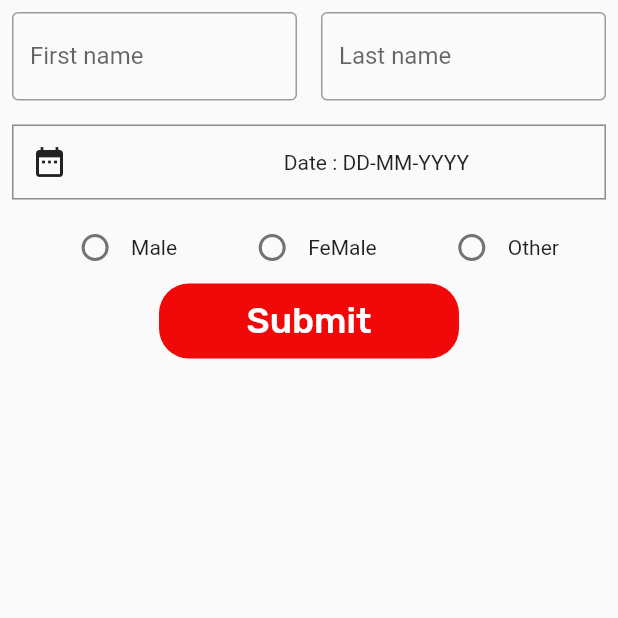
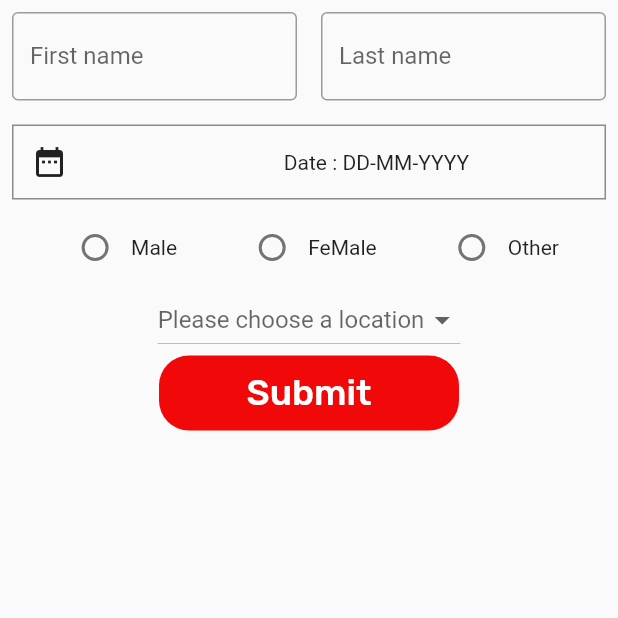
Before and after one commit to jihanislam007/ict_flutter_development_batch4, a Flutter app: the signup screen opened directly, on a phone screen of 412 x 824 dp, the top half of it. Run offline on Flutter 3.47's test engine with Material 2 defaults, Android fonts, the phone set to English and light mode, and no system bars; our stand-ins replace flare_flutter, fluttertoast, google_fonts, liquid_swipe.

Commit message:
class -40

```diff
--- a/lib/Auth/signup.dart
+++ b/lib/Auth/signup.dart
@@ -12,6 +12,9 @@ class signup extends StatefulWidget {
 class _signupState extends State<signup> {
   int _valueradio = 0;
   DateTime? _dateTime;
+
+  List<String> _country = ['Arob Amirat','Bangladesh','canada', 'Barmuda','Dubai'];
+  String? SelectCountry;
 
 
 
@@ -161,6 +164,44 @@ class _signupState extends State<signup> {
             ),
 
             Container(
+              child:
+
+              DropdownButton(
+                hint: Text(
+                    'Please choose a location'), // Not necessary for Option 1
+                value: SelectCountry,
+                onChanged: (newValue) {
+                  setState(() {
+                    SelectCountry = newValue.toString();
+                  });
+                },
+                items: _country.map((_country) {
+                  return DropdownMenuItem(
+                    child: new Text(_country),
+                    value: _country,
+                  );
+                }).toList(),
+              ),
+
+              /*DropdownButton(
+                hint: Text('Please Select your contry'),
+                value: SelectCountry,
+                onChanged: (newValue){
+                  setState(() {
+                    SelectCountry = newValue.toString();
+                  });
+                },
+                items: _country.map(country){
+                  return DropdownMenuItem(
+                  child: new Text(country),
+              value : country
+                  );
+              },
+              ),*/
+
+            ),
+
+            Container(
               height: 50,
               width: 200,
               decoration: BoxDecoration(
@@ -168,10 +209,10 @@ class _signupState extends State<signup> {
                   color: Color(0xFFF10909)),
               child: TextButton(
                 onPressed: () {
-                  /*Fluttertoast.showToast(
-                        msg: userController.text +'\n'+ PassController.text, toastLength: Toast.LENGTH_LONG,gravity: ToastGravity.SNACKBAR);*/
+                  Fluttertoast.showToast(
+                        msg: SelectCountry.toString(), toastLength: Toast.LENGTH_LONG,gravity: ToastGravity.SNACKBAR);
 
-                  gender();
+                 // gender();
                     /*Fluttertoast.showToast(
                         msg: _valueradio.toString(), toastLength: Toast.LENGTH_LONG,gravity: ToastGravity.SNACKBAR);
 */
```
